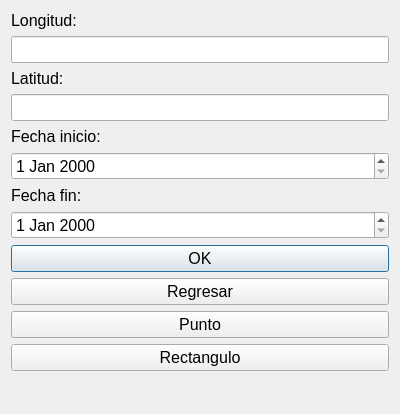
ryali93/platea_gee_plugin, file PlateaGEE_dialog_base.ui: the form before one commit.
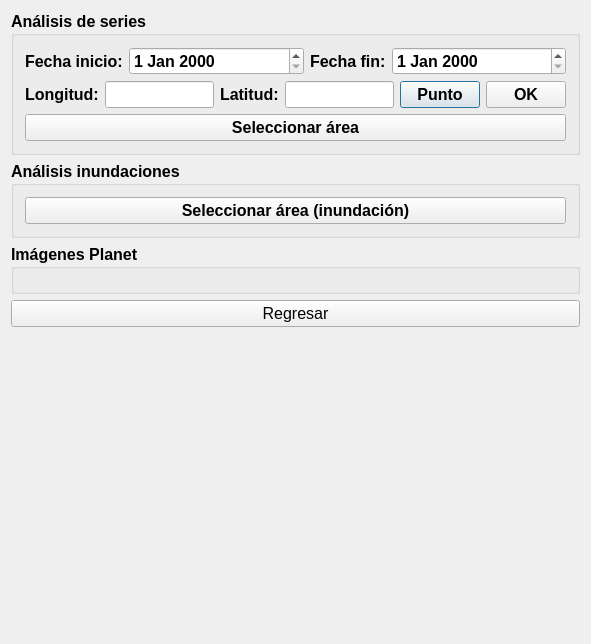
The form after the commit. Icons and pictures are not drawn. Custom widgets are drawn as their Qt base class.

Commit message: flood detection & ndvi ndmi series was integrated to plugin | need to improve the UI

```diff
--- a/PlateaGEE_dialog_base.ui
+++ b/PlateaGEE_dialog_base.ui
@@ -6,8 +6,8 @@
    <rect>
     <x>0</x>
     <y>0</y>
-    <width>400</width>
-    <height>414</height>
+    <width>591</width>
+    <height>644</height>
    </rect>
   </property>
   <property name="font">
@@ -22,27 +22,30 @@
    <iconset>
     <normaloff>:/plugins/plateagee/icons/satellite.svg</normaloff>:/plugins/plateagee/icons/satellite.svg</iconset>
   </property>
+  <layout class="QGridLayout" name="gridLayout_g1">
+
+    <item row="0" column="0">
   <layout class="QVBoxLayout" name="verticalLayout">
+
+        <!-- Supergroup 1 -->
+
     <item>
-      <widget class="QLabel" name="lon_label">
-        <property name="text">
-          <string>Longitud:</string>
-        </property>
-      </widget>
-    </item>
-    <item>
-      <widget class="QLineEdit" name="lon_input"/>
-    </item>
-    <item>
-      <widget class="QLabel" name="lat_label">
-        <property name="text">
-          <string>Latitud:</string>
-        </property>
-      </widget>
-    </item>
-    <item>
-      <widget class="QLineEdit" name="lat_input"/>
-    </item>
+          <widget class="QgsCollapsibleGroupBox" name="mGroupBox">
+            <property name="font">
+              <font>
+                <pointsize>12</pointsize>
+                <weight>75</weight>
+                <bold>true</bold>
+              </font>
+            </property>
+            <property name="title">
+              <string>Análisis de series</string>
+            </property>
+            <layout class="QGridLayout" name="gridLayout">
+
+              <!-- Group 1: Select init and last date -->
+              <item row="0" column="0">
+                <layout class="QHBoxLayout" name="horizontalLayout" stretch="0,10,0,10">
     <item>
       <widget class="QLabel" name="start_date_label">
         <property name="text">
@@ -63,6 +66,39 @@
     <item>
       <widget class="QDateEdit" name="end_date_edit"/>
     </item>
+                </layout>
+              </item>
+            
+              <!-- Group 1: Get coordinates -->
+              <item row="1" column="0">
+                <layout class="QHBoxLayout" name="horizontalLayout_1" stretch="0,10,0,10,0,0">
+                  <item>
+                    <widget class="QLabel" name="lon_label">
+                      <property name="text">
+                        <string>Longitud:</string>
+                      </property>
+                    </widget>
+                  </item>
+                  <item>
+                    <widget class="QLineEdit" name="lon_input"/>
+                  </item>
+                  <item>
+                    <widget class="QLabel" name="lat_label">
+                      <property name="text">
+                        <string>Latitud:</string>
+                      </property>
+                    </widget>
+                  </item>
+                  <item>
+                    <widget class="QLineEdit" name="lat_input"/>
+                  </item>
+                  <item>
+                    <widget class="QPushButton" name="select_point_button">
+                      <property name="text">
+                        <string>Punto</string>
+                      </property>
+                    </widget>
+                  </item>
     <item>
       <widget class="QPushButton" name="ok_button">
         <property name="text">
@@ -70,6 +106,76 @@
         </property>
       </widget>
     </item>
+                </layout>
+              </item>
+
+              <!-- Group 3: Select area as rectangle -->
+              <item row="2" column="0">
+                <layout class="QHBoxLayout" name="horizontalLayout_2" stretch="0">
+                  <item>
+                    <widget class="QPushButton" name="select_rectangle_series_button">
+                      <property name="text">
+                        <string>Seleccionar área</string>
+                      </property>
+                    </widget>
+                  </item>
+                </layout>
+              </item>
+
+            </layout>
+          </widget>
+        </item>
+
+        <!-- Supergroup 2 -->
+        
+        <item>
+          <widget class="QgsCollapsibleGroupBox" name="mGroupBox_1">
+            <property name="font">
+              <font>
+                <pointsize>12</pointsize>
+                <weight>75</weight>
+                <bold>true</bold>
+              </font>
+            </property>
+            <property name="title">
+              <string>Análisis inundaciones</string>
+            </property>
+            <layout class="QGridLayout" name="gridLayout_1">
+              <!-- Group 1: Select area as rectangle -->
+              <item row="0" column="0">
+                <layout class="QHBoxLayout" name="horizontalLayout_4" stretch="0">
+                  <item>
+                    <widget class="QPushButton" name="select_rectangle_flood_button">
+                      <property name="text">
+                        <string>Seleccionar área (inundación)</string>
+                      </property>
+                    </widget>
+                  </item>
+                </layout>
+              </item>
+            </layout>
+          </widget>
+        </item>
+        
+        <!-- Supergroup 3 -->
+
+        <item>
+          <widget class="QgsCollapsibleGroupBox" name="mGroupBox_2">
+            <property name="font">
+              <font>
+                <pointsize>12</pointsize>
+                <weight>75</weight>
+                <bold>true</bold>
+              </font>
+            </property>
+            <property name="title">
+              <string>Imágenes Planet</string>
+            </property>
+            <layout class="QGridLayout" name="gridLayout_2">
+            </layout>
+          </widget>
+        </item>
+
     <item>
       <widget class="QPushButton" name="back_button">
         <property name="text">
@@ -77,29 +183,6 @@
         </property>
       </widget>
     </item>
-    <item>
-      <widget class="QPushButton" name="select_point_button">
-        <property name="text">
-          <string>Punto</string>
-        </property>
-      </widget>
-    </item>
-    <item>
-      <widget class="QPushButton" name="select_rectangle_button">
-        <property name="geometry">
-          <rect>
-            <x>310</x>
-            <y>240</y>
-            <width>30</width>
-            <height>30</height>
-          </rect>
-        </property>
-        <property name="text">
-          <string>Rectangulo</string>
-        </property>
-      </widget>
-    </item>
-
 
     <item>
         <widget class="QWidget" name="plot_widget">
@@ -126,6 +209,9 @@
           </size>
         </property>
       </spacer>
+        </item>
+
+      </layout>
     </item>
   </layout>
  </widget>
```
Left out of the diff: 7 changed lines with no effect on the pictures. Lines whose indentation alone changed are shown as unchanged. The commit also changes 9 other files.
